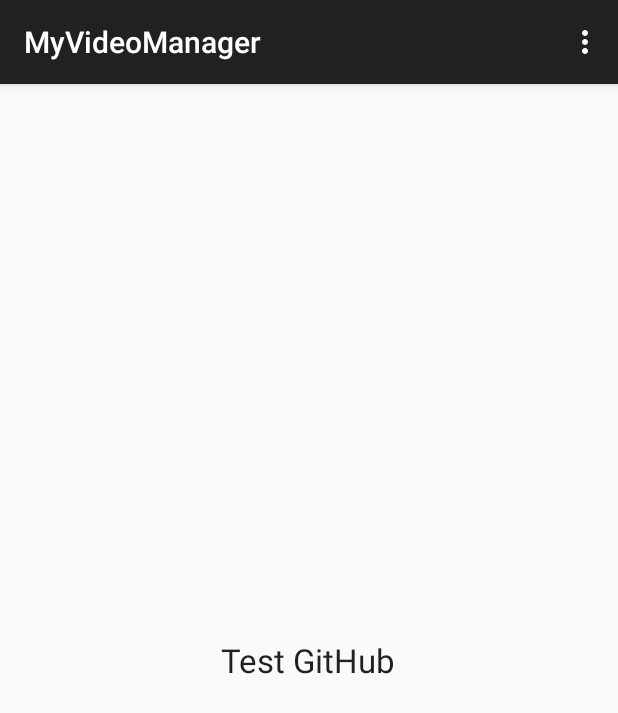
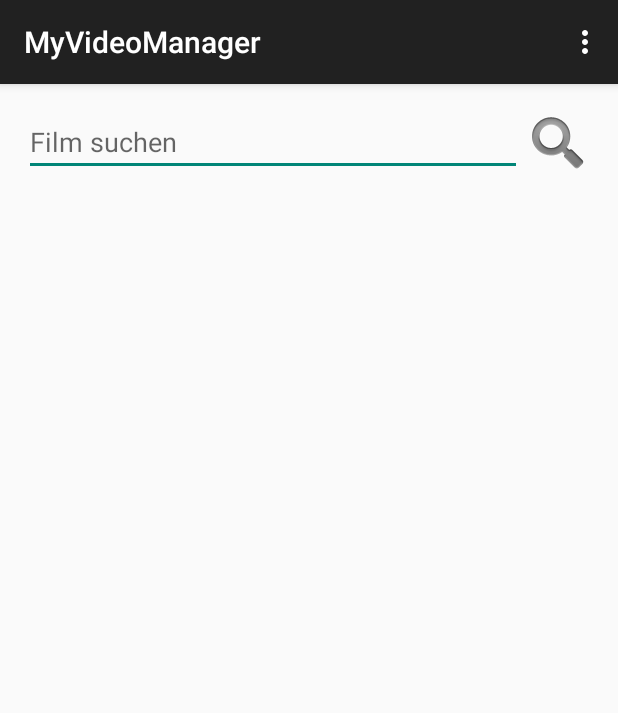
Before and after one commit to vinto1964/MyVideoManager, an Android app: the screen it shows after launch (MainActivity), on a phone screen of 412 x 824 dp. Shown: the top 713 px of the screen. Run offline under Robolectric (Android 15) with nearby library versions, the phone set to English and light mode, and no system bars.

Commit message:
Changed activity_main (Layout) Add ma_listview_filme.xml Add AppGlobal Add DTFilmItem

```diff
--- a/app/src/main/res/layout/activity_main.xml
+++ b/app/src/main/res/layout/activity_main.xml
@@ -1,16 +1,43 @@
-<RelativeLayout xmlns:android="http://schemas.android.com/apk/res/android"
+<LinearLayout xmlns:android="http://schemas.android.com/apk/res/android"
     xmlns:tools="http://schemas.android.com/tools" android:layout_width="match_parent"
     android:layout_height="match_parent" android:paddingLeft="@dimen/activity_horizontal_margin"
     android:paddingRight="@dimen/activity_horizontal_margin"
     android:paddingTop="@dimen/activity_vertical_margin"
-    android:paddingBottom="@dimen/activity_vertical_margin" tools:context=".MainActivity">
+    android:paddingBottom="@dimen/activity_vertical_margin" tools:context=".MainActivity"
+    android:orientation="vertical">
 
-    <TextView
-        android:layout_width="wrap_content"
+    <LinearLayout
+        android:orientation="horizontal"
+        android:layout_width="fill_parent"
         android:layout_height="wrap_content"
-        android:textAppearance="?android:attr/textAppearanceLarge"
-        android:text="Test GitHub"
-        android:id="@+id/tvHello"
-        android:layout_centerVertical="true"
-        android:layout_centerHorizontal="true" />
-</RelativeLayout>
+        android:weightSum="1"
+        android:id="@+id/llMAHorSearch"
+        android:gravity="right">
+
+        <EditText
+            android:layout_width="0dp"
+            android:layout_height="wrap_content"
+            android:inputType="textPersonName"
+            android:ems="10"
+            android:id="@+id/edMASearch"
+            android:hint="@string/sEdMASearch"
+            android:gravity="start"
+            android:layout_weight="1" />
+
+        <ImageView
+            android:layout_width="wrap_content"
+            android:layout_height="wrap_content"
+            android:id="@+id/imgMASearch"
+            android:src="@android:drawable/ic_search_category_default"
+            android:layout_gravity="right"
+            android:contentDescription="@string/sImgContentDescriptionMASearch" />
+
+    </LinearLayout>
+
+    <ListView
+        android:layout_width="match_parent"
+        android:layout_height="match_parent"
+        android:id="@+id/lvMA"
+        android:choiceMode="singleChoice" />
+
+</LinearLayout>
--- a/app/src/main/res/values/dimens.xml
+++ b/app/src/main/res/values/dimens.xml
@@ -2,4 +2,6 @@
     <!-- Default screen margins, per the Android Design guidelines. -->
     <dimen name="activity_horizontal_margin">16dp</dimen>
     <dimen name="activity_vertical_margin">16dp</dimen>
+    <dimen name="img_thumb_lv_width">224dp</dimen>
+    <dimen name="img_thumb_lv_height">315dp</dimen>
 </resources>
--- a/app/src/main/res/values/strings.xml
+++ b/app/src/main/res/values/strings.xml
@@ -3,4 +3,7 @@
 
     <string name="hello_world">Hello world!</string>
     <string name="action_settings">Settings</string>
+    <string name="sEdMASearch">Film suchen</string>
+    <string name="sImgContentDescriptionMASearch">Film suchen</string>
+    <string name="sLayLVFilme">Filmplakat</string>
 </resources>
```
Also changed, not shown: app/src/main/java/de/anisma/www/myvideomanager/AppGlobal.java (added, +19 -0 lines), app/src/main/java/de/anisma/www/myvideomanager/DTFilmItem.java (added, +60 -0 lines), app/src/main/java/de/anisma/www/myvideomanager/FilmListAdapter.java (added, +87 -0 lines), app/src/main/res/layout/ma_listview_filme.xml (added, +67 -0 lines).
